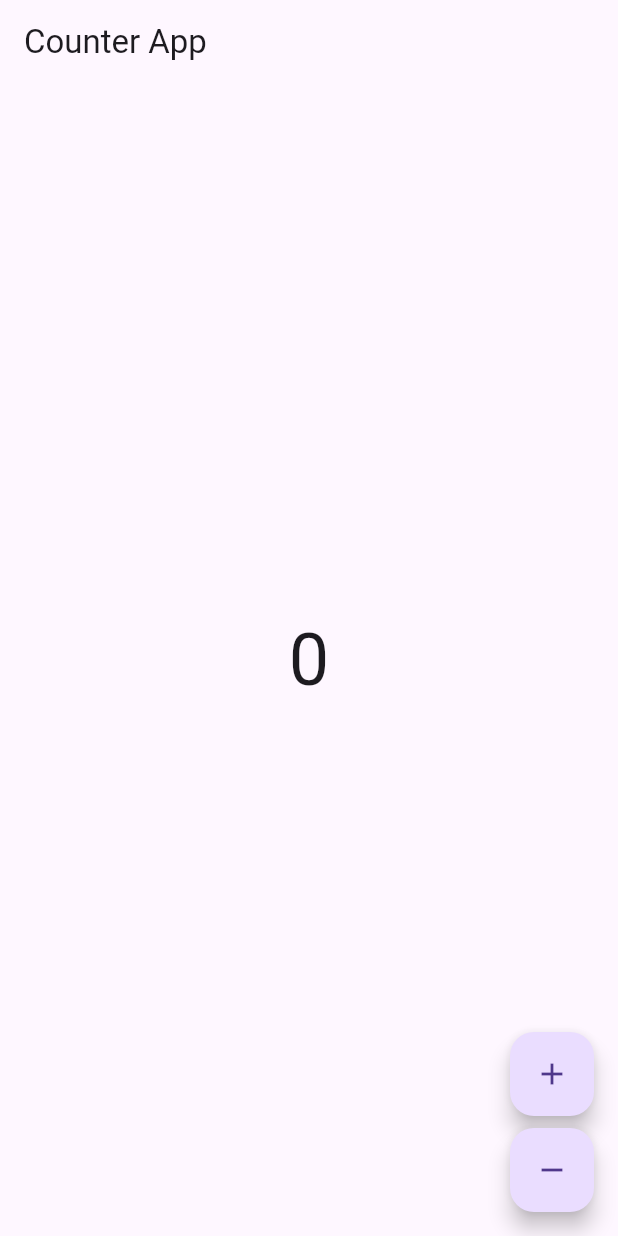
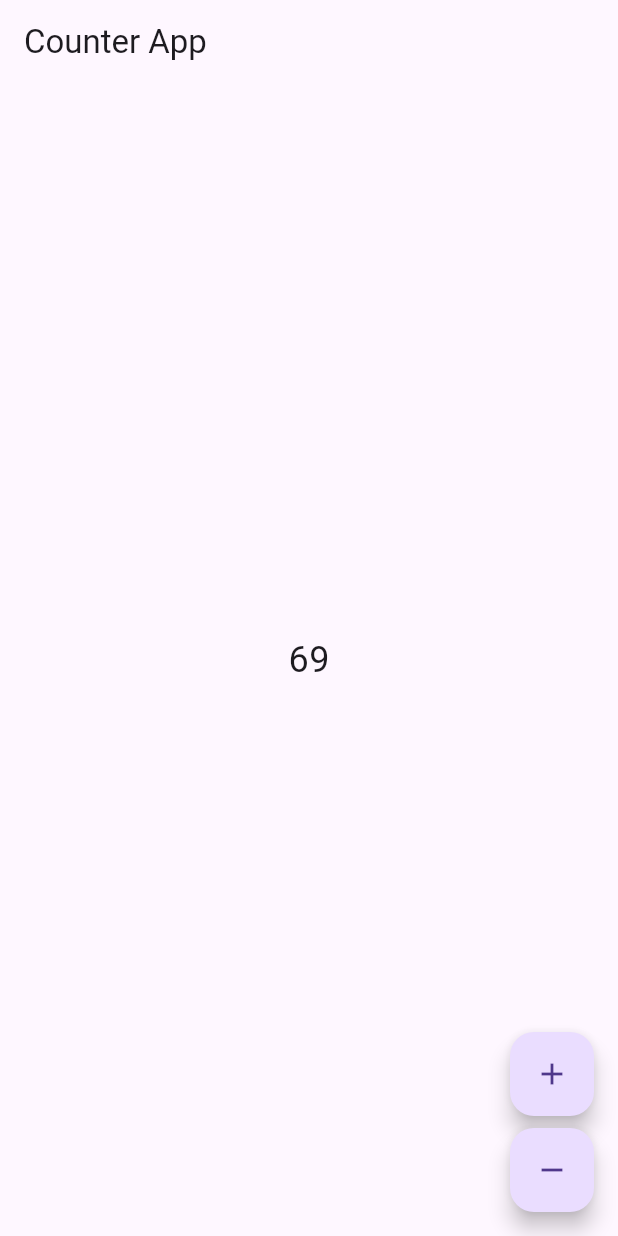
Before and after one commit to raziruu/riverpod_test, a Flutter app: the screen it shows after launch, on a phone screen of 412 x 824 dp. Run offline on Flutter 3.47's test engine with Material 3 defaults, Android fonts, the phone set to English and light mode, and no system bars; our stand-ins replace flutter_riverpod.

Commit message:
provider for title and number

```diff
--- a/lib/main.dart
+++ b/lib/main.dart
@@ -1,6 +1,8 @@
 import 'package:flutter/material.dart';
+import 'package:flutter_riverpod/flutter_riverpod.dart';
 import 'package:riverpod_test/app/app.dart';
 
 void main() {
-  runApp(const App());
+  runApp(const ProviderScope(
+    child: App()));
 }
--- a/lib/view/counter_view.dart
+++ b/lib/view/counter_view.dart
@@ -3,6 +3,9 @@ import 'package:flutter_riverpod/flutter_riverpod.dart';
 
 //   create a provider
 final appbarTitleProvider = Provider<String>((ref) => 'Counter App');
+final counterProvider = StateProvider<int>((ref) {
+  return 69;
+});
 
 class CounterView extends StatelessWidget {
   const CounterView({super.key});
@@ -10,26 +13,24 @@ class CounterView extends StatelessWidget {
   @override
   Widget build(BuildContext context) {
     return Scaffold(
-      appBar: AppBar(
-        title: const Text('Counter App'),
-      ),
-      body: const Center(
-        child: Column(
-          mainAxisAlignment: MainAxisAlignment.center,
-          children: <Widget>[
-            Text(
-              '0',
-              style: TextStyle(fontSize: 48),
-            ),
-          ],
-        ),
+      appBar: AppBar(title: Consumer(builder: (_, ref, __) {
+        return Text(ref.read(appbarTitleProvider));
+      })),
+      body: Center(
+        child: Consumer(builder: (_, ref, __) {
+          return Text(
+            ref.read(counterProvider).toString(),
+            style: const TextStyle(fontSize: 24),
+          );
+        }),
       ),
       floatingActionButton: Column(
         mainAxisAlignment: MainAxisAlignment.end,
         children: [
           FloatingActionButton(onPressed: () {}, child: const Icon(Icons.add)),
           const SizedBox(height: 8),
-          FloatingActionButton(onPressed: () {}, child: const Icon(Icons.remove)),
+          FloatingActionButton(
+              onPressed: () {}, child: const Icon(Icons.remove)),
         ],
       ),
     );
```
